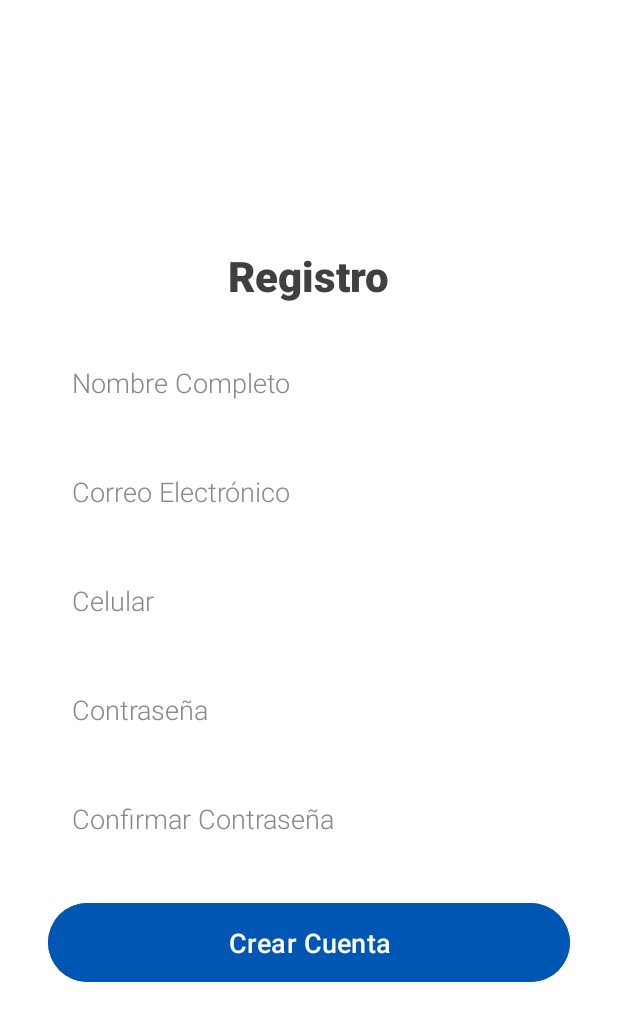
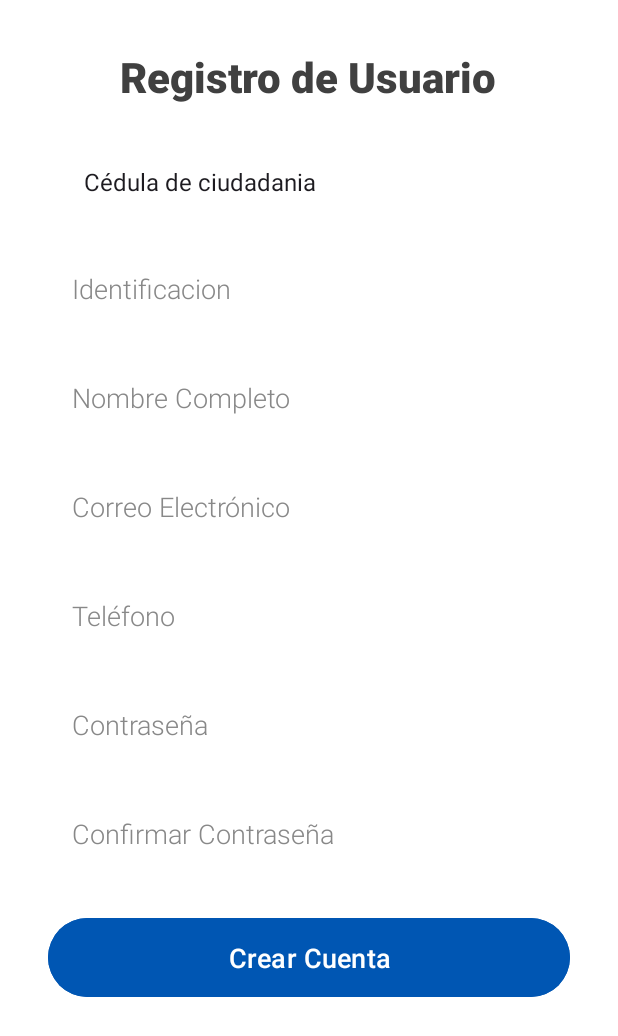
Before and after one commit to dbulla1989/WorldPetsMobile, an Android app: the RegisterUser screen opened directly, with no data from a screen before it, on a phone screen of 412 x 824 dp. Shown: the top 1036 px of the screen. Run offline under Robolectric (Android 15) with nearby library versions, the phone set to English and light mode, and no system bars.

Commit message:
registro

```diff
--- a/app/src/main/AndroidManifest.xml
+++ b/app/src/main/AndroidManifest.xml
@@ -12,6 +12,9 @@
         android:supportsRtl="true"
         android:theme="@style/Theme.WorldPetsMobile"
         tools:targetApi="31">
+        <activity
+            android:name=".appointment"
+            android:exported="false" />
         <activity
             android:name=".RegisterUser"
             android:exported="false" />
--- a/app/src/main/java/com/example/worldpetsmobile/RegisterUser.java
+++ b/app/src/main/java/com/example/worldpetsmobile/RegisterUser.java
@@ -1,7 +1,10 @@
 package com.example.worldpetsmobile;
 
 import android.os.Bundle;
-
+import android.view.View;
+import android.widget.ArrayAdapter;
+import android.widget.EditText;
+import android.widget.Spinner;
 import androidx.activity.EdgeToEdge;
 import androidx.appcompat.app.AppCompatActivity;
 import androidx.core.graphics.Insets;
@@ -9,12 +12,23 @@ import androidx.core.view.ViewCompat;
 import androidx.core.view.WindowInsetsCompat;
 
 public class RegisterUser extends AppCompatActivity {
-
+    private Spinner tipoDocumento;
     @Override
     protected void onCreate(Bundle savedInstanceState) {
         super.onCreate(savedInstanceState);
         EdgeToEdge.enable(this);
         setContentView(R.layout.activity_register_user);
 
+
+        tipoDocumento=(Spinner) findViewById(R.id.spinnerTipoIdentificacion);
+        String [] opciones ={"Cédula de ciudadania","cédula de extranjería"};
+        ArrayAdapter<String> adapter = new ArrayAdapter<String>( this, android.R.layout.simple_spinner_item,opciones);
+        tipoDocumento.setAdapter(adapter);
+    }
+
+
+    public void Registro (View view){
+
+
     }
 }
--- a/app/src/main/res/layout/activity_register_user.xml
+++ b/app/src/main/res/layout/activity_register_user.xml
@@ -7,15 +7,24 @@
     android:layout_height="match_parent"
     tools:context=".RegisterUser">
 
+    <ScrollView
+        android:id="@+id/scrollView2"
+        android:layout_width="0dp"
+        android:layout_height="0dp"
+        android:background="#FFFFFF"
+        android:padding="32dp"
+        app:layout_constraintBottom_toBottomOf="parent"
+        app:layout_constraintEnd_toEndOf="parent"
+        app:layout_constraintHorizontal_bias="0.0"
+        app:layout_constraintStart_toStartOf="parent"
+        app:layout_constraintTop_toTopOf="parent"
+        app:layout_constraintVertical_bias="0.0">
+
         <LinearLayout
             android:layout_width="match_parent"
-        android:layout_height="match_parent"
-        android:background="#FFFFFF"
+            android:layout_height="wrap_content"
             android:gravity="center"
-        android:orientation="vertical"
-        android:padding="32dp"
-        tools:layout_editor_absoluteX="-121dp"
-        tools:layout_editor_absoluteY="-16dp">
+            android:orientation="vertical">
 
 
             <TextView
@@ -24,10 +33,33 @@
                 android:layout_height="wrap_content"
                 android:layout_marginBottom="24dp"
                 android:fontFamily="sans-serif-medium"
-            android:text="Registro"
+                android:text="Registro de Usuario"
                 android:textColor="#404040"
                 android:textSize="28sp"
                 android:textStyle="bold" />
+
+            <Spinner
+                android:id="@+id/spinnerTipoIdentificacion"
+                android:layout_width="match_parent"
+                android:layout_height="wrap_content"
+                android:layout_marginBottom="16dp"
+                android:background="#FFFFFF"
+                android:padding="16dp"
+                android:textColor="#333333" />
+
+            <EditText
+                android:id="@+id/editTextNumber"
+                android:layout_width="match_parent"
+                android:layout_height="wrap_content"
+                android:layout_marginBottom="16dp"
+                android:background="#FFFFFF"
+                android:ems="10"
+                android:fontFamily="sans-serif-light"
+                android:hint="Identificacion"
+                android:inputType="number"
+                android:padding="16dp"
+                android:textColor="#333333"
+                android:textColorHint="#888888" />
 
             <EditText
                 android:id="@+id/editTextName"
@@ -39,8 +71,6 @@
                 android:hint="Nombre Completo"
                 android:inputType="textPersonName"
                 android:padding="16dp"
-            android:paddingLeft="16dp"
-            android:paddingRight="16dp"
                 android:textColor="#333333"
                 android:textColorHint="#888888" />
 
@@ -55,10 +85,9 @@
                 android:hint="Correo Electrónico"
                 android:inputType="textEmailAddress"
                 android:padding="16dp"
-            android:paddingLeft="16dp"
-            android:paddingRight="16dp"
                 android:textColor="#333333"
                 android:textColorHint="#888888" />
+
 
             <EditText
                 android:id="@+id/editTextPhone"
@@ -66,17 +95,14 @@
                 android:layout_height="wrap_content"
                 android:layout_marginBottom="16dp"
                 android:background="#FFFFFF"
-            android:ems="10"
                 android:fontFamily="sans-serif-light"
-            android:hint="Celular"
+                android:hint="Teléfono"
                 android:inputType="phone"
                 android:padding="16dp"
-            android:paddingLeft="16dp"
-            android:paddingRight="16dp"
                 android:textColor="#333333"
-            android:textColorHint="#888888"
-            />
-        <!-- contraseña -->
+                android:textColorHint="#888888" />
+
+
             <EditText
                 android:id="@+id/editTextPassword"
                 android:layout_width="match_parent"
@@ -87,8 +113,6 @@
                 android:hint="Contraseña"
                 android:inputType="textPassword"
                 android:padding="16dp"
-            android:paddingLeft="16dp"
-            android:paddingRight="16dp"
                 android:textColor="#333333"
                 android:textColorHint="#888888" />
 
@@ -103,25 +127,26 @@
                 android:hint="Confirmar Contraseña"
                 android:inputType="textPassword"
                 android:padding="16dp"
-            android:paddingLeft="16dp"
-            android:paddingRight="16dp"
                 android:textColor="#333333"
                 android:textColorHint="#888888" />
 
-        <!-- Botón de registro -->
 
+            <!-- Botón de Registro -->
             <Button
-            android:id="@+id/buttonSignUp"
+                android:id="@+id/buttonRegister"
                 android:layout_width="match_parent"
                 android:layout_height="wrap_content"
                 android:backgroundTint="#0056b3"
+
                 android:fontFamily="sans-serif-medium"
+                android:onClick="Registro"
                 android:padding="14dp"
                 android:text="@string/txt_crear_cuenta"
                 android:textColor="#FFFFFF"
                 android:textSize="18sp" />
 
         </LinearLayout>
+    </ScrollView>
 
 
 </androidx.constraintlayout.widget.ConstraintLayout>
--- a/app/src/main/res/values/strings.xml
+++ b/app/src/main/res/values/strings.xml
@@ -6,4 +6,5 @@
     <string name="personas">PERSONAS</string>
     <string name="empresas">EMPRESAS</string>
     <string name="txt_crear_cuenta">Crear Cuenta</string>
+
 </resources>
```
Lines whose indentation alone changed are shown as unchanged.
